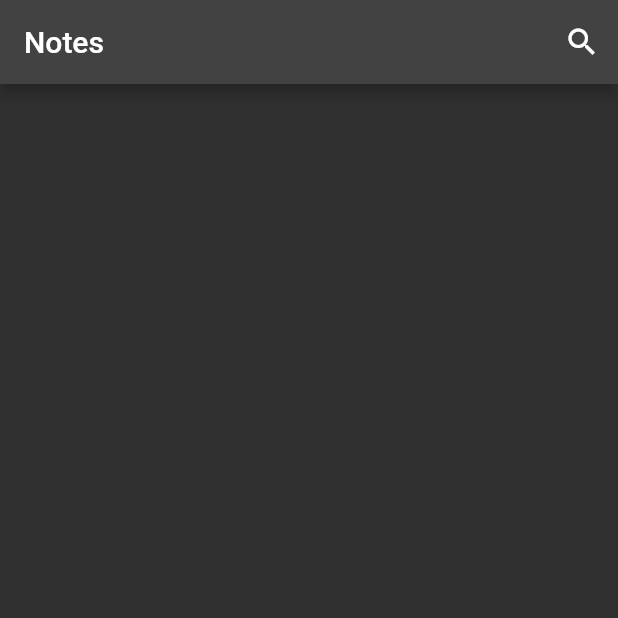
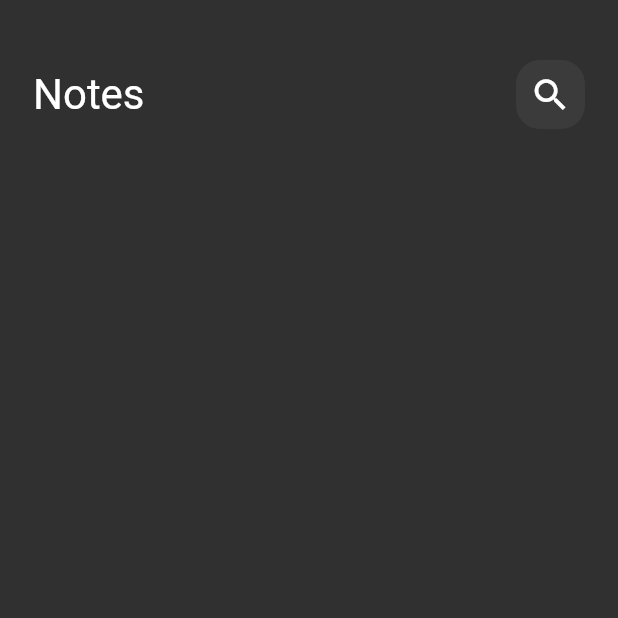
Before and after one commit to riadlam/notes_app, a Flutter app: the screen it shows after launch, on a phone screen of 412 x 824 dp, the top half of it. Run offline on Flutter 3.47's test engine with Material 2 defaults, Android fonts, the phone set to English and light mode, and no system bars.

Commit message:
done with the custom app bar

```diff
--- a/lib/Views/home_page.dart
+++ b/lib/Views/home_page.dart
@@ -1,6 +1,8 @@
 import 'package:flutter/material.dart';
 import 'package:flutter/src/widgets/framework.dart';
 import 'package:flutter/src/widgets/placeholder.dart';
+
+import '../widgets/notes_app_body.dart';
 
 class HomePage extends StatelessWidget {
   const HomePage({super.key});
@@ -8,10 +10,7 @@ class HomePage extends StatelessWidget {
   @override
   Widget build(BuildContext context) {
     return Scaffold(
-      appBar: AppBar(
-        title: Text('Notes'),
-        actions: [IconButton(onPressed: () {}, icon: Icon(Icons.search))],
-      ),
+      body: NotesAppBody(),
     );
   }
 }
--- /dev/null
+++ b/lib/widgets/custom_app_bar.dart
@@ -0,0 +1,25 @@
+import 'package:flutter/material.dart';
+import 'package:riad7/widgets/search_icon.dart';
+
+class CustomAppBar extends StatelessWidget {
+  const CustomAppBar({super.key});
+
+  @override
+  Widget build(BuildContext context) {
+    return Padding(
+      padding: const EdgeInsets.symmetric(horizontal: 22),
+      child: Row(
+        children: const [
+          Text(
+            'Notes',
+            style: TextStyle(
+              fontSize: 28,
+            ),
+          ),
+          Spacer(),
+          SearchIcon(),
+        ],
+      ),
+    );
+  }
+}
--- /dev/null
+++ b/lib/widgets/notes_app_body.dart
@@ -0,0 +1,21 @@
+import 'package:flutter/material.dart';
+
+import 'custom_app_bar.dart';
+
+class NotesAppBody extends StatelessWidget {
+  const NotesAppBody({
+    super.key,
+  });
+
+  @override
+  Widget build(BuildContext context) {
+    return Column(
+      children: const [
+        SizedBox(
+          height: 40,
+        ),
+        CustomAppBar(),
+      ],
+    );
+  }
+}
--- /dev/null
+++ b/lib/widgets/search_icon.dart
@@ -0,0 +1,23 @@
+import 'package:flutter/material.dart';
+
+class SearchIcon extends StatelessWidget {
+  const SearchIcon({super.key});
+
+  @override
+  Widget build(BuildContext context) {
+    return Container(
+      height: 46,
+      width: 46,
+      decoration: BoxDecoration(
+        borderRadius: BorderRadius.circular(16),
+        color: Colors.white.withOpacity(.05),
+      ),
+      child: const Center(
+        child: Icon(
+          Icons.search,
+          size: 28,
+        ),
+      ),
+    );
+  }
+}
```
